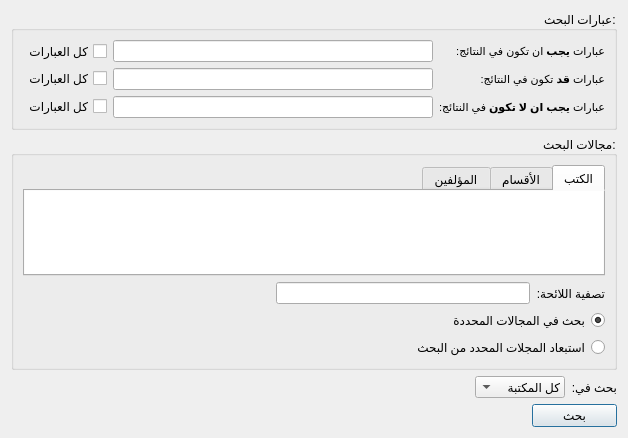
Before: the Qt Designer form shamelasearchwidget.ui in boussouira/albahhet, drawn with Qt 5.
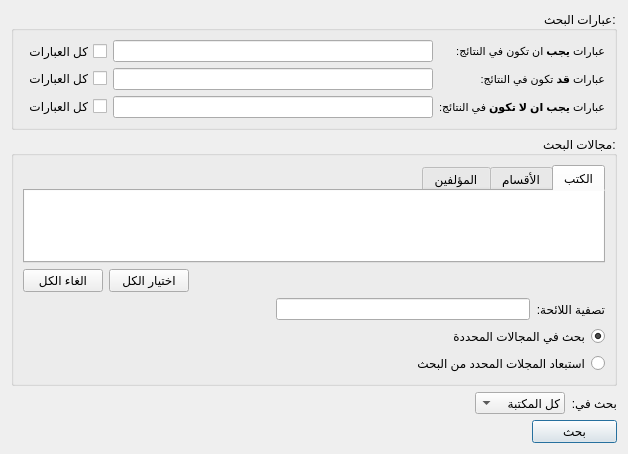
After: the same form once the commit is applied. Icons and pictures are not drawn. Custom widgets are drawn as their Qt base class.

What changed in the file:
```diff
--- a/shamelasearchwidget.ui
+++ b/shamelasearchwidget.ui
@@ -223,6 +223,46 @@
         </widget>
        </widget>
       </item>
+      <item>
+       <layout class="QHBoxLayout" name="horizontalLayout_4">
+        <item>
+         <widget class="QWidget" name="widgetSelectedFilter" native="true">
+          <layout class="QHBoxLayout" name="horizontalLayout_3">
+           <property name="margin">
+            <number>0</number>
+           </property>
+          </layout>
+         </widget>
+        </item>
+        <item>
+         <spacer name="horizontalSpacer_3">
+          <property name="orientation">
+           <enum>Qt::Horizontal</enum>
+          </property>
+          <property name="sizeHint" stdset="0">
+           <size>
+            <width>40</width>
+            <height>20</height>
+           </size>
+          </property>
+         </spacer>
+        </item>
+        <item>
+         <widget class="QPushButton" name="pushSelectAll">
+          <property name="text">
+           <string>اختيار الكل</string>
+          </property>
+         </widget>
+        </item>
+        <item>
+         <widget class="QPushButton" name="pushUnSelectAll">
+          <property name="text">
+           <string>الغاء الكل</string>
+          </property>
+         </widget>
+        </item>
+       </layout>
+      </item>
       <item>
        <layout class="QHBoxLayout" name="horizontalLayout">
         <item>
```
